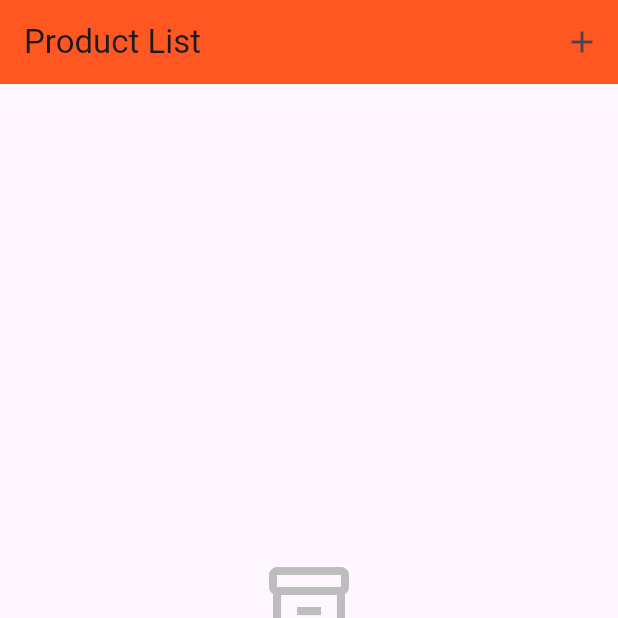
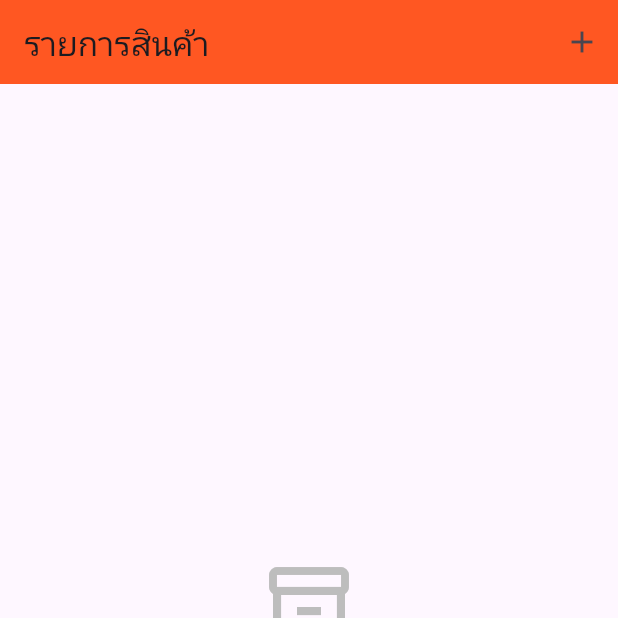
Before and after one commit to rmutr-chakawad/2-take-home-Renowait, a Flutter app: the screen it shows after launch, on a phone screen of 412 x 824 dp, the top half of it. Run offline on Flutter 3.47's test engine with Material 3 defaults, Android fonts, the phone set to English and light mode, and no system bars; our stand-ins replace cloud_firestore, firebase_core; accounts and stored records are empty.

Commit message:
ครั้งที่สาม

```diff
--- a/product_firestore_app/lib/widgets/home_page.dart
+++ b/product_firestore_app/lib/widgets/home_page.dart
@@ -13,7 +13,7 @@ class _HomePageState extends State<HomePage> {
   Widget build(BuildContext context) {
     return Scaffold(
       appBar: AppBar(
-        title: const Text('Product List'),
+        title: const Text('รายการสินค้า'),
         actions: [
           IconButton(
             onPressed: () {
```
